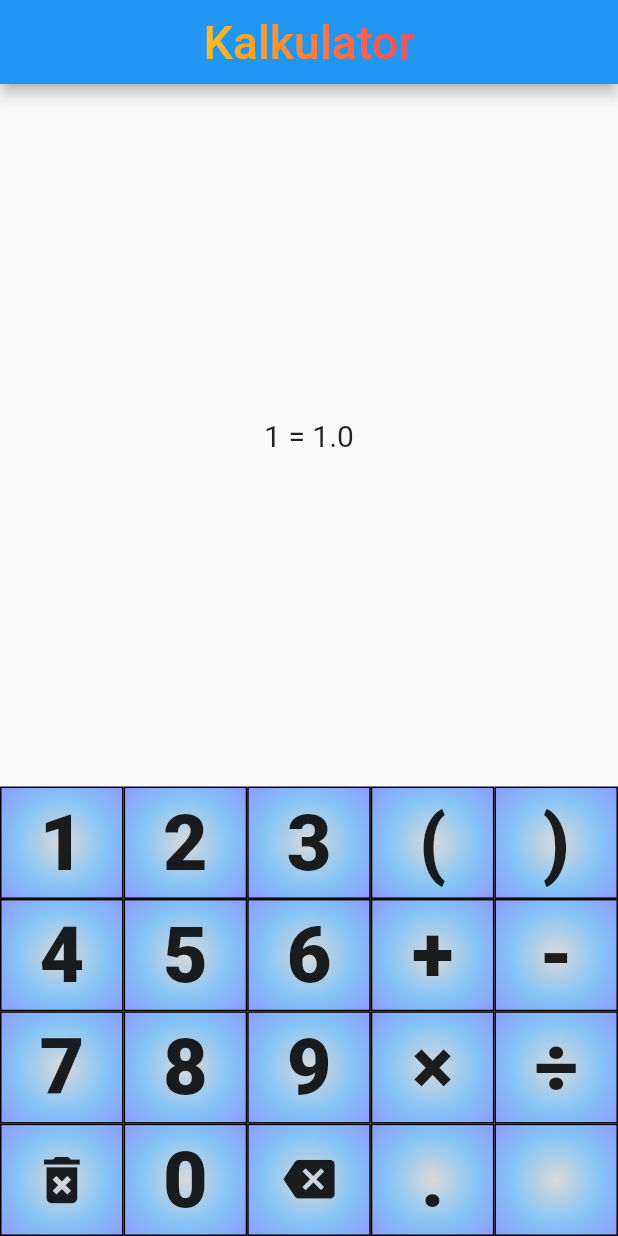
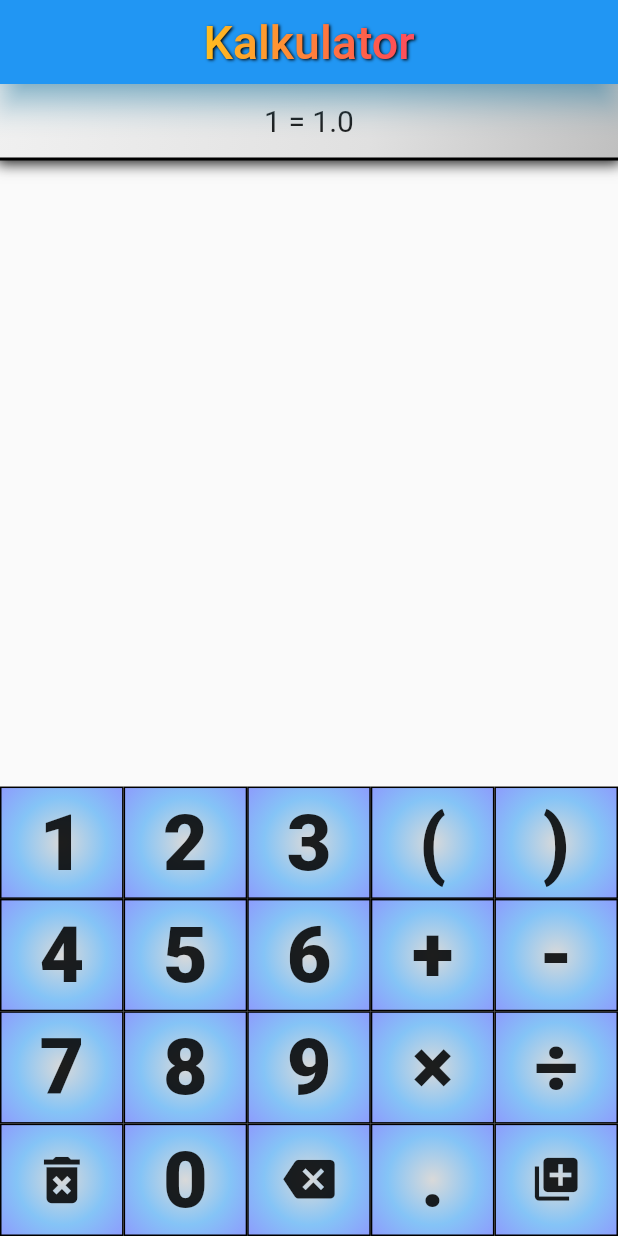
Before and after one commit to GrzesS0/Calculator, a Flutter app: the screen it shows after launch, after a tap on an icon or button, on a phone screen of 412 x 824 dp. Run offline on Flutter 3.47's test engine with Material 2 defaults, Android fonts, the phone set to English and light mode, and no system bars.

```diff
--- a/lib/main.dart
+++ b/lib/main.dart
@@ -73,7 +73,12 @@ class _MyButtonState extends State<MyButton> {
                 ]),
             border: Border.all(width: 1, color: Colors.black)),
         child: Center(
-          child: widget.znak == "c"
+          child: widget.znak == "a"
+              ? Icon(
+                  Icons.add_to_photos,
+                  size: MediaQuery.of(context).size.width / 12,
+                )
+              : widget.znak == "c"
                   ? Icon(
                       Icons.delete_forever,
                       size: MediaQuery.of(context).size.width / 10,
@@ -94,56 +99,90 @@ class _MyButtonState extends State<MyButton> {
       ),
       onTap: () {
         var state = Provider.of<Tekst>(context, listen: false);
-        if (widget.znak == "d") {
-          if (state.tekst != "") {
-            state.tekst = state.tekst.substring(0, state.tekst.length - 1);
+        if (widget.znak == "a") {
+          state.tekst.add("");
+          state.index++;
+        } else if (widget.znak == "d") {
+          if (state.tekst2 != "") {
+            state.tekst2 = state.tekst2.substring(0, state.tekst2.length - 1);
           }
         } else {
           if (widget.znak == "c") {
-            state.tekst = "";
+            if (state.index == 0) {
+              state.tekst2 = "";
+            } else {
+              state.tekst.removeAt(state.index);
+              state.index--;
+            }
           } else {
             bool c = false;
             for (int i = 0; i < 6; i++) {
-              if (widget.znak == ["×", "÷", "-", "+", ".", ")",][i]) c = true;
+              if (widget.znak ==
+                  [
+                    "×",
+                    "÷",
+                    "-",
+                    "+",
+                    ".",
+                    ")",
+                  ][i]) c = true;
             }
             if (c) {
               c = false;
               for (int i = 0; i < 5; i++) {
-                if (state.tekst.isEmpty ||
-                    state.tekst[state.tekst.length - 1] ==
+                if (state.tekst2.isEmpty ||
+                    state.tekst2[state.tekst2.length - 1] ==
                         ["×", "÷", "-", "+", "."][i]) c = true;
               }
-    if(widget.znak=="."){if((state.tekst.isEmpty || state.tekst[state.tekst.length - 1] == "("))c=true;}
-    if(widget.znak=="."){if((state.tekst.isEmpty || state.tekst[state.tekst.length - 1] == ")"))c=true;}
-    if(widget.znak=="÷"){if((state.tekst.isEmpty || state.tekst[state.tekst.length - 1] == "("))c=true;}
-    if(widget.znak=="×"){if((state.tekst.isEmpty || state.tekst[state.tekst.length - 1] == "("))c=true;}
-    if(widget.znak=="+"){if((state.tekst.isEmpty || state.tekst[state.tekst.length - 1] == "("))c=true;}
-    if(widget.znak==")"){if((state.tekst.isEmpty || state.tekst[state.tekst.length - 1] == "("))c=true;
+              if (widget.znak == ".") {
+                if ((state.tekst2.isEmpty ||
+                    state.tekst2[state.tekst2.length - 1] == "(")) c = true;
+              }
+              if (widget.znak == ".") {
+                if ((state.tekst2.isEmpty ||
+                    state.tekst2[state.tekst2.length - 1] == ")")) c = true;
+              }
+              if (widget.znak == "÷") {
+                if ((state.tekst2.isEmpty ||
+                    state.tekst2[state.tekst2.length - 1] == "(")) c = true;
+              }
+              if (widget.znak == "×") {
+                if ((state.tekst2.isEmpty ||
+                    state.tekst2[state.tekst2.length - 1] == "(")) c = true;
+              }
+              if (widget.znak == "+") {
+                if ((state.tekst2.isEmpty ||
+                    state.tekst2[state.tekst2.length - 1] == "(")) c = true;
+              }
+              if (widget.znak == ")") {
+                if ((state.tekst2.isEmpty ||
+                    state.tekst2[state.tekst2.length - 1] == "(")) c = true;
                 int ile = 0;
-              int value = state.tekst.length;
+                int value = state.tekst2.length;
                 for (int i = 0; i < value; i++) {
-                if (state.tekst[i] == "(") ile++;
-                if (state.tekst[i] == ")") ile--;}
-              if(ile<1)c=true;
+                  if (state.tekst2[i] == "(") ile++;
+                  if (state.tekst2[i] == ")") ile--;
+                }
+                if (ile < 1) c = true;
               }
             }
             if (widget.znak == ".") {
-              for (int i = state.tekst.length - 1; i > 0; i--) {
+              for (int i = state.tekst2.length - 1; i > 0; i--) {
                 bool czy = false;
                 for (int j = 0; j < 4; j++) {
-                  if (state.tekst[i] == ["×", "÷", "-", "+"][j]) {
+                  if (state.tekst2[i] == ["×", "÷", "-", "+"][j]) {
                     czy = true;
                     break;
                   }
                 }
                 if (czy) break;
-                if (state.tekst[i] == ".") {
+                if (state.tekst2[i] == ".") {
                   c = true;
                   break;
                 }
               }
             }
-            if (!c) state.tekst += widget.znak;
+            if (!c) state.tekst2 += widget.znak;
           }
         }
       },
@@ -152,12 +191,27 @@ class _MyButtonState extends State<MyButton> {
 }
 
 class Tekst extends ChangeNotifier {
-  String _tekst = "";
+  List<String> _tekst = [""];
+  int _index = 0;
 
-  String get tekst => _tekst;
+  int get index => _index;
 
-  set tekst(String value) {
+  set index(int value) {
+    _index = value;
+    notifyListeners();
+  }
+
+  List<String> get tekst => _tekst;
+
+  set tekst(List<String> value) {
     _tekst = value;
+    notifyListeners();
+  }
+
+  String get tekst2 => _tekst[index];
+
+  set tekst2(String value) {
+    _tekst[index] = value;
     notifyListeners();
   }
 }
@@ -172,36 +226,64 @@ class MyHomePage extends StatefulWidget {
 }
 
 class _MyHomePageState extends State<MyHomePage> {
+  String zamienMinusy(String tekst) {
+    if (tekst.contains("(-")) {
+      tekst = tekst.substring(0, tekst.indexOf("(-") + 1) +
+          "u" +
+          tekst.substring(tekst.indexOf("(-") + 2);
+      zamienMinusy(tekst);
+    }
+    return tekst;
+  }
 
-  String usunNawiasy(String tekst){
-    int ile = 0,start=-1,end=-1;
+  String usunNawiasy(String tekst) {
+    int ile = 0, start = -1, end = -1;
     for (int i = 0; i < tekst.length; i++) {
-      if (tekst[i] == "(") {ile++;if(i+i<tekst.length&&tekst[i+1]=="-"){
-        tekst=tekst.substring(0,i)+"0"+tekst.substring(i);
-      }}
+      if (tekst[i] == "(") {
+        ile++;
+      }
       if (tekst[i] == ")") ile--;
-      if(ile!=0&&start==-1)start=i;
-      if(ile==0&&start!=-1){end=i;
-      String z1="",z2="",w;
-      if(start!=0&&["0", "1", "2", "3","4","5","6","7","8","9"].any((element) {if(element != tekst[start-1])return false;return true;}))z1="×";
-      if(tekst.length>end+1&&["×", "÷", "-", "+"].every((element) {if(element!=tekst[end+1])return true;return false;}))z2="×";
-      w=calculateTotalValue(tekst.substring(start+1,end));
-      tekst = tekst.substring(0,start)+z1+w+z2+tekst.substring(end+1);
-      start=-1;
-      end=-1;
+      if (ile != 0 && start == -1) start = i;
+      if (ile == 0 && start != -1) {
+        end = i;
+        String z1 = "", z2 = "", w;
+        if (start != 0 &&
+            ["0", "1", "2", "3", "4", "5", "6", "7", "8", "9"].any((element) {
+              if (element != tekst[start - 1]) return false;
+              return true;
+            })) z1 = "×";
+        if (tekst.length > end + 1 &&
+            ["×", "÷", "-", "+"].every((element) {
+              if (element != tekst[end + 1]) return true;
+              return false;
+            })) z2 = "×";
+        w = calculateTotalValue(tekst.substring(start + 1, end));
+        if (w[0] == "-") w = "u" + w.substring(1);
+        tekst =
+            tekst.substring(0, start) + z1 + w + z2 + tekst.substring(end + 1);
+        start = -1;
+        end = -1;
         tekst = usunNawiasy(tekst);
+        if (tekst[0] == "-") tekst = "u" + tekst.substring(1);
         break;
       }
     }
-    if(start!=-1)return "?";
+    if (start != -1) return "?";
     return tekst;
   }
+
   String calculateTotalValue(String tekstBazowy) {
     String tekst = tekstBazowy;
-    if(["×", "÷", "-", "+", "."].any((element){ if(tekst[tekst.length-1]==element)return true;return false;})){return "?";}
-    if(tekst=="?"||tekst =="(")return "?";
+    tekst = zamienMinusy(tekst);
+    if (["×", "÷", "-", "+", "."].any((element) {
+      if (tekst[tekst.length - 1] == element) return true;
+      return false;
+    })) {
+      return "?";
+    }
+    if (tekst == "?" || tekst == "(") return "?";
     tekst = usunNawiasy(tekst);
-    if(tekst=="?"||tekst =="(")return "?";
+    if (tekst == "?" || tekst == "(") return "?";
     List<double> liczby = [];
     String znaki = "";
     while (tekst != "") {
@@ -220,8 +302,9 @@ class _MyHomePageState extends State<MyHomePage> {
         }
       }
       if (y == -1) y = tekst.length;
-      if (tekst[y - 1] == ".") {
-        liczby.add(double.parse(tekst.substring(0, y - 1)));
+      if (y == 0) y = tekst.length;
+      if (tekst[0] == "u" || tekst[0] == "-") {
+        liczby.add(-double.parse(tekst.substring(1, y)));
       } else {
         liczby.add(double.parse(tekst.substring(0, y)));
       }
@@ -261,16 +344,19 @@ class _MyHomePageState extends State<MyHomePage> {
   @override
   Widget build(BuildContext context) {
     var state = Provider.of<Tekst>(context, listen: true);
-    String tekst = "";
-    if (state.tekst != "") {
-      tekst = state.tekst + " = " + calculateTotalValue(state.tekst);
-    }
     return Scaffold(
       appBar: AppBar(
+        elevation: 8,
+        shadowColor: Colors.lightBlueAccent,
         title: Center(
           child: Text(
             widget.title,
             style: TextStyle(
+              shadows: [Shadow(
+                color: Colors.black,
+                blurRadius: 2,
+                offset: Offset(1,1)
+              )],
                 fontSize: 31,
                 foreground: Paint()
                   ..shader = const LinearGradient(colors: [
@@ -290,7 +376,43 @@ class _MyHomePageState extends State<MyHomePage> {
             Expanded(
               child: InteractiveViewer(
                   scaleEnabled: true,
-                maxScale: 3,
+                  maxScale: 2,
+                  child: ListView.builder(
+                      itemCount: state.index + 1,
+                      itemBuilder: (context, index) {
+                        String tekst = "";
+                        if (state.tekst[index] != "") {
+                          tekst = state.tekst[index] +
+                              " = " +
+                              calculateTotalValue(state.tekst[index]);
+                        }
+                        return Container(
+                          padding: const EdgeInsets.all(13),
+                          decoration: const BoxDecoration(
+                            color: Colors.white,
+                            gradient: LinearGradient(
+                                begin: Alignment.bottomRight,
+                                end: Alignment.topLeft,
+                                colors: [
+                                  Color(0xffc0c0c0),
+                                  Color(0xffd0d0d0),
+                                  Color(0xffe0e0e0),
+                                  Color(0xfff0f0f0)
+                                ],
+                                stops: [
+                                  0,0.2,0.4,1
+                                ]),
+                            border: Border(
+                                bottom:
+                                    BorderSide(color: Colors.black, width: 2)),
+                            boxShadow: [
+                              BoxShadow(
+                                  color: Colors.black87,
+                                  blurRadius: 7,
+                                  spreadRadius: 2,
+                                  offset: Offset(0, 0))
+                            ],
+                          ),
                           child: Center(
                               child: Text(
                             tekst,
@@ -298,12 +420,13 @@ class _MyHomePageState extends State<MyHomePage> {
                               fontSize: 20,
                             ),
                           )),
-              ),
+                        );
+                      })),
             ),
             const MyRow(lista: ["1", "2", "3", "(", ")"]),
             const MyRow(lista: ["4", "5", "6", "+", "-"]),
             const MyRow(lista: ["7", "8", "9", "×", "÷"]),
-            const MyRow(lista: ["c", "0", "d", ".", ""]),
+            const MyRow(lista: ["c", "0", "d", ".", "a"]),
           ],
         ),
       ),
```
Lines whose indentation alone changed are shown as unchanged.
